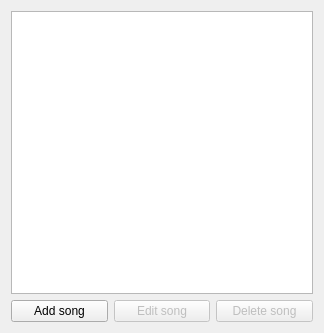
This is app/resources/modules/karaoke/options.ui in xerp/projections as Qt 5 draws it before an edit. The edited form follows.
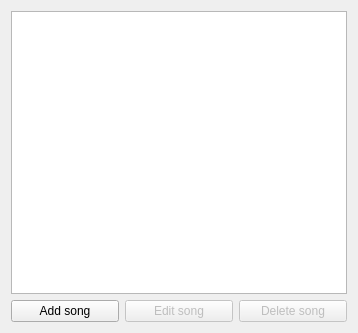
This is the edited form. Icons and pictures are not drawn.

```diff
--- a/app/resources/modules/karaoke/options.ui
+++ b/app/resources/modules/karaoke/options.ui
@@ -6,10 +6,16 @@
    <rect>
     <x>0</x>
     <y>0</y>
-    <width>324</width>
+    <width>358</width>
     <height>333</height>
    </rect>
   </property>
+  <property name="sizePolicy">
+   <sizepolicy hsizetype="MinimumExpanding" vsizetype="Preferred">
+    <horstretch>0</horstretch>
+    <verstretch>0</verstretch>
+   </sizepolicy>
+  </property>
   <property name="windowTitle">
    <string>Form</string>
   </property>
```
